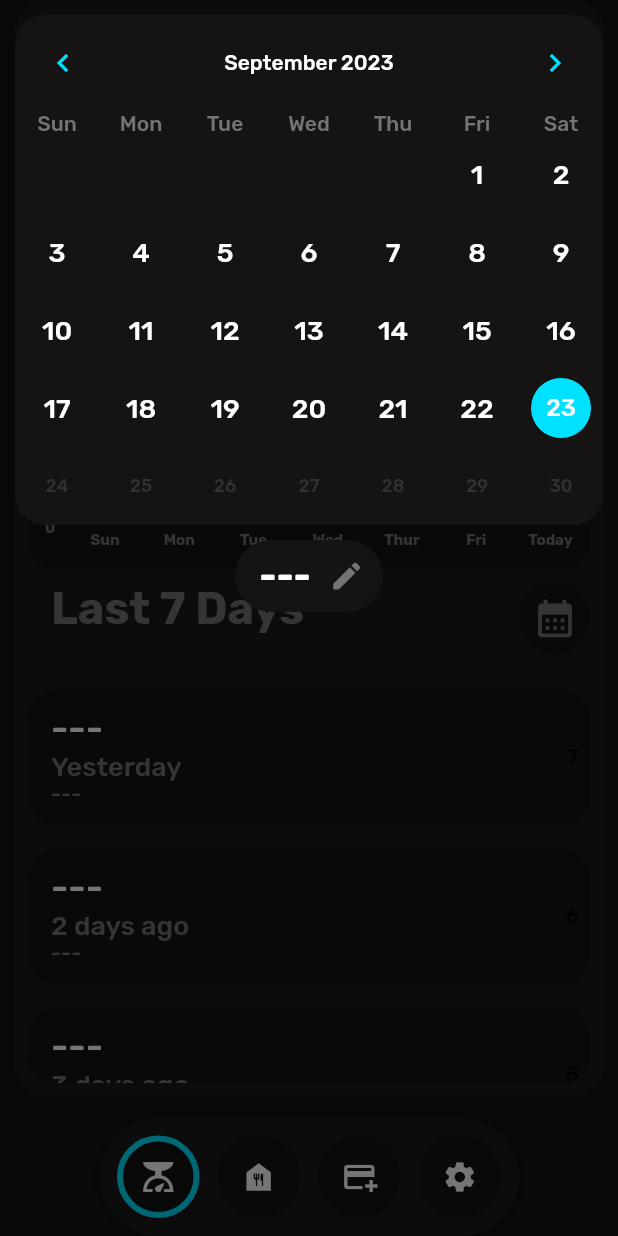
After one commit to GregPeroutka/HealthJournalApp, a Flutter app: the screen it shows once a user with an empty profile is signed in, after a tap on the "calendar month" icon, on a phone screen of 412 x 824 dp. The commit adds this screen. Run offline on Flutter 3.47's test engine with Material 2 defaults, Android fonts, the phone set to English and light mode, and no system bars; drawn by our look-alikes of fl_chart, table_calendar; our stand-ins replace cloud_firestore, firebase_auth, firebase_core; accounts and stored records are empty; generated files the repository leaves out were written again.

Commit message:
Finished Calendar - Converted most TimeStamps to DateTimes

```diff
--- a/lib/color_palette.dart
+++ b/lib/color_palette.dart
@@ -8,7 +8,7 @@ class ColorPalette {
   final Color highlight;
   final Color text;
   final Color hintText;
-
+  final Color disabledText;
   final BoxShadow primaryShadow;
 
   ColorPalette({
@@ -19,7 +19,8 @@ class ColorPalette {
     required this.highlight,
     required this.text,
     required this.hintText,
-    required this.primaryShadow
+    required this.disabledText,
+    required this.primaryShadow,
   });
 
   static ColorPalette darkColorPalette = ColorPalette(
@@ -27,10 +28,11 @@ class ColorPalette {
     primaryBackground: const Color.fromARGB(255, 21, 20, 19),
     secondaryBackground: const Color.fromARGB(255, 28, 27, 26),
     primary: const Color.fromARGB(255, 0, 225, 255),
-    secondary: Color.fromARGB(255, 0, 255, 191),
+    secondary: const Color.fromARGB(255, 0, 255, 191),
     highlight: const Color.fromARGB(255, 0, 225, 255),
     text: const Color.fromARGB(255, 255, 255, 255),
     hintText: const Color.fromARGB(255, 116, 116, 116),
+    disabledText: const Color.fromARGB(255, 50, 50, 50),
 
     primaryShadow: const BoxShadow(
       color: Color.fromARGB(0, 37, 37, 37),
--- a/lib/models/database_model.dart
+++ b/lib/models/database_model.dart
@@ -6,12 +6,11 @@ class DatabaseModel {
 
   static final _weightDataCollectionReference = FirebaseFirestore.instance.collection('user_data/weight_data/${FirebaseAuth.instance.currentUser!.uid}');
 
-  static Future<void> writeWeightData(WeightData weightData) async {
+  static Future<void> writeWeightData(DateTime dateTime, double weight) async {
 
-    return _weightDataCollectionReference.doc(weightData.id).set({
-      'Weight': weightData.weight,
-      'Note': weightData.note,
-      'TimeStamp': weightData.timestamp
+    return _weightDataCollectionReference.doc(dateTime.toString()).set({
+      'Weight': weight,
+      'TimeStamp': DateTime.timestamp()
     });
 
   }
@@ -23,8 +22,7 @@ class DatabaseModel {
     for (var element in weights.docs) {
       weightDataList.add(
         WeightData(
-          note: element.data()['Note'],
-          timestamp: element.data()['TimeStamp'],
+          dateTime: (element.data()['TimeStamp'] as Timestamp).toDate(),
           weight: element.data()['Weight'],
           id: element.id
         )
--- a/lib/types/database_types.dart
+++ b/lib/types/database_types.dart
@@ -1,12 +1,12 @@
-import 'package:cloud_firestore/cloud_firestore.dart';
-
 class WeightData {
 
-  String? note;
-  Timestamp timestamp;
+  DateTime dateTime;
   double weight;
-  bool isBlank;
   String id;
 
-  WeightData({required this.note, required this.timestamp, required this.weight, required this.id, this.isBlank = false});
+  WeightData({
+    required this.dateTime,
+    required this.weight,
+    required this.id,
+  });
 }
--- a/lib/view_models/weight_page_view_model.dart
+++ b/lib/view_models/weight_page_view_model.dart
@@ -1,4 +1,3 @@
-import 'package:cloud_firestore/cloud_firestore.dart';
 import 'package:flutter/material.dart';
 import 'package:my_health_journal/models/database_model.dart';
 import 'package:my_health_journal/types/database_types.dart';
@@ -18,7 +17,7 @@ class WeightPageViewModel {
 
     try {
       _todaysWeightData = _currentData.firstWhere((element) {
-        DateTime elementDateTime = element.timestamp.toDate();
+        DateTime elementDateTime = element.dateTime;
 
         return elementDateTime.year == curTime.year &&
           elementDateTime.month == curTime.month &&
@@ -31,34 +30,12 @@ class WeightPageViewModel {
   }
 
   static Future writeTodaysWeightData(double weight) async {
-    Timestamp curTimestamp = Timestamp.now();
-    WeightData todaysWeightData = WeightData(
-      note: '',
-      timestamp: curTimestamp,
-      weight: weight,
-      id: curTimestamp.toDate().toString()
-    );
-
-    await DatabaseModel.writeWeightData(todaysWeightData);
+    await DatabaseModel.writeWeightData(DateTime.now(), weight);
     await loadData();
   }
 
-  static Future overwriteWeightData(WeightData weightData, double newWeight) async {
-    weightData.weight = newWeight;
-
-    await DatabaseModel.writeWeightData(weightData);
-    await loadData();
-  }
-
-  static Future writeWeightData(Timestamp timestamp, double weight) async {
-    WeightData todaysWeightData = WeightData(
-      note: '',
-      timestamp: timestamp,
-      weight: weight,
-      id: timestamp.toDate().toString()
-    );
-
-    await DatabaseModel.writeWeightData(todaysWeightData);
+  static Future writeWeightData(DateTime dateTime, double weight) async {
+    await DatabaseModel.writeWeightData(dateTime, weight);
     await loadData();
   }
 
@@ -68,14 +45,13 @@ class WeightPageViewModel {
     List<WeightData?> curWeightData = List<WeightData?>.empty(growable: true);
 
     for (int i = n; i >= 0; i--) {
-      // get (today - i days)'s weight data
       Iterable<WeightData> it = _currentData.where((element) {
-        DateTime elementDateTime = element.timestamp.toDate();
+        DateTime elementDateTime = element.dateTime;
         DateTime compareDateTime = curTime.subtract(Duration(days: i));
 
         return elementDateTime.year == compareDateTime.year &&
-            elementDateTime.month == compareDateTime.month &&
-            elementDateTime.day == compareDateTime.day;
+          elementDateTime.month == compareDateTime.month &&
+          elementDateTime.day == compareDateTime.day;
       });
 
       if (it.isNotEmpty) {
@@ -88,4 +64,22 @@ class WeightPageViewModel {
     return curWeightData;
   }
 
+  static WeightData? getWeightData(DateTime dateTime) {
+
+    for(WeightData? element in _currentData) {
+      if(element != null) {
+        DateTime elementDateTime = element.dateTime;
+
+        if(elementDateTime.day == dateTime.day &&
+            elementDateTime.month == dateTime.month &&
+            elementDateTime.year == dateTime.year) {
+
+          return element;
+        }
+      }
+    }
+
+    return null;
+  }
+
 }
--- /dev/null
+++ b/lib/views/pages/weight_page/calendar_dialog.dart
@@ -0,0 +1,180 @@
+import 'package:cloud_firestore/cloud_firestore.dart';
+import 'package:flutter/material.dart';
+import 'package:my_health_journal/color_palette.dart';
+import 'package:my_health_journal/types/database_types.dart';
+import 'package:my_health_journal/view_models/weight_page_view_model.dart';
+import 'package:my_health_journal/views/pages/weight_page/weight_dialog.dart';
+import 'package:table_calendar/table_calendar.dart';
+
+class CalendarDialog extends StatefulWidget{
+  final Function onDone;
+  const CalendarDialog({
+    super.key,
+    required this.onDone
+  });
+
+  @override
+  State<StatefulWidget> createState() => _CalendarDialog();
+}
+
+class _CalendarDialog extends State<CalendarDialog> {
+  final double _borderRadius = 20;
+
+  DateTime _selectedDay = DateTime.now();
+  DateTime _focusedDay = DateTime.now();
+
+  WeightData? _selectedWeightData;
+
+  final TextStyle _titleTextStyle = TextStyle(color: ColorPalette.currentColorPalette.text);
+  final TextStyle _weekdayTextStyle = TextStyle(color: ColorPalette.currentColorPalette.hintText);
+  final TextStyle _selectableDayTextStyle = TextStyle(fontSize: 18, color: ColorPalette.currentColorPalette.text);
+  final TextStyle _unselectableDayTextStyle = TextStyle(fontSize: 12, color: ColorPalette.currentColorPalette.disabledText);
+
+  final TextEditingController _editWeightController = TextEditingController();
+
+  @override
+  Widget build(BuildContext context) {
+    _selectedWeightData = WeightPageViewModel.getWeightData(_selectedDay);
+
+    return SafeArea(
+      child: Align(
+        alignment: Alignment.topCenter,
+        child: Padding(
+          padding: const EdgeInsets.all(10),
+          child: Column(
+            children: [
+              Container(
+                decoration: BoxDecoration(
+                  color: ColorPalette.currentColorPalette.primaryBackground,
+                  borderRadius: BorderRadius.circular(_borderRadius)
+                ),
+
+                child: TableCalendar(
+                  focusedDay: _focusedDay,
+                  firstDay: DateTime.now().subtract(const Duration(days: 365)),
+                  lastDay: DateTime.now(),
+
+                  headerStyle: HeaderStyle(
+                    titleCentered: true,
+                    formatButtonVisible: false,
+                    titleTextStyle: _titleTextStyle,
+                    leftChevronIcon: Icon(
+                      Icons.chevron_left,
+                      color: ColorPalette.currentColorPalette.primary),
+                    rightChevronIcon: Icon(
+                      Icons.chevron_right,
+                      color: ColorPalette.currentColorPalette.primary)
+                    ),
+                  daysOfWeekStyle: DaysOfWeekStyle(
+                    weekdayStyle: _weekdayTextStyle,
+                    weekendStyle: _weekdayTextStyle
+                  ),
+                  calendarStyle: CalendarStyle(
+                    isTodayHighlighted: false,
+                    outsideDaysVisible: false,
+                    selectedDecoration: BoxDecoration(
+                      color: ColorPalette.currentColorPalette.primary,
+                      shape: BoxShape.circle
+                    ),
+                    defaultTextStyle: _selectableDayTextStyle,
+                    weekendTextStyle: _selectableDayTextStyle,
+                    disabledTextStyle: _unselectableDayTextStyle,
+                  ),
+
+                  selectedDayPredicate: (day) {
+                    return isSameDay(_selectedDay, day);
+                  },
+                  onDaySelected: (selectedDay, focusedDay) {
+                    setState(() {
+                      _selectedDay = selectedDay;
+                      _focusedDay = focusedDay;
+                      _selectedWeightData = WeightPageViewModel.getWeightData(selectedDay);
+                    });
+                  },
+
+                  calendarBuilders: CalendarBuilders(
+                    markerBuilder: (context, day, focusedDay) {
+                      if(WeightPageViewModel.getWeightData(day) != null) {
+                        return Icon(
+                          Icons.circle,
+                          color: ColorPalette.currentColorPalette.hintText,
+                          size: 10,
+                        );
+                      }
+                      return null;
+                    },
+                  ),
+
+                )
+              ),
+
+              Container(
+                clipBehavior: Clip.hardEdge,
+                margin: const EdgeInsets.only(top: 10),
+                decoration: BoxDecoration(
+                  color: ColorPalette.currentColorPalette.primaryBackground,
+                  borderRadius: BorderRadius.circular(1000)
+                ),
+                child: Row(
+                  mainAxisSize: MainAxisSize.min,
+                  children: [
+                    Padding(
+                      padding: const EdgeInsets.only(left: 16),
+                      child: Text(
+                        _selectedWeightData != null
+                          ? '${_selectedWeightData!.weight.toString()} lbs'
+                          : '---',
+                        style: TextStyle(
+                          color: ColorPalette.currentColorPalette.text,
+                          fontSize: 24,
+                          fontWeight: FontWeight.bold
+                        ),
+                      ),
+                    ),
+                    Align(
+                      alignment: Alignment.center,
+                      child: Material(
+                        color: Colors.transparent,
+                        child: IconButton(
+                          onPressed: () {
+                            showDialog(
+                              context: context,
+                              builder: ((context) {
+                                _editWeightController.text = (_selectedWeightData != null)
+                                  ? _selectedWeightData!.weight.toString()
+                                  : '';
+                                return WeightDialog(
+                                  onDone: () {
+                                    setState(() {
+                                      if(_selectedWeightData != null) {
+                                        WeightPageViewModel.writeWeightData(_selectedWeightData!.dateTime, double.parse(_editWeightController.text));
+                                      } else {
+                                        WeightPageViewModel.writeWeightData(_selectedDay, double.parse(_editWeightController.text));
+                                      }
+                                      _selectedWeightData = WeightPageViewModel.getWeightData(_selectedDay);
+                                    });
+                                    widget.onDone();
+                                    Navigator.of(context).pop();
+                                  },
+                                  textEditingController: _editWeightController
+                                );
+                              })
+                            );
+                          },
+                          icon: Icon(
+                            Icons.edit,
+                            color: ColorPalette.currentColorPalette.hintText,
+                          ),
+                        ),
+                      ),
+                    ),
+                  ],
+                ),
+              )
+            ],
+          ),
+        ),
+      ),
+    );
+  }
+}
--- a/lib/views/pages/weight_page/weight_graph.dart
+++ b/lib/views/pages/weight_page/weight_graph.dart
@@ -121,7 +121,7 @@ class _WeightGraphState extends State<WeightGraph> {
         for(WeightData? element in WeightPageViewModel.currentData) {
           if(element == null) continue;
 
-          int tempDays = Timestamp.now().toDate().difference(element.timestamp.toDate()).inDays;
+          int tempDays = Timestamp.now().toDate().difference(element.dateTime).inDays;
           if(tempDays > days) {
             days = tempDays;
           }
@@ -335,7 +335,7 @@ class _WeightGraphState extends State<WeightGraph> {
             ),
             children: [
               TextSpan(
-                text: _allTimeFormatter.format(curData.timestamp.toDate()),
+                text: _allTimeFormatter.format(curData.dateTime),
                 style: TextStyle(
                   color: ColorPalette.currentColorPalette.hintText
                 )
--- a/lib/views/pages/weight_page/weight_page.dart
+++ b/lib/views/pages/weight_page/weight_page.dart
@@ -5,8 +5,10 @@ import 'package:my_health_journal/color_palette.dart';
 import 'package:my_health_journal/types/database_types.dart';
 import 'package:my_health_journal/types/weight_types.dart';
 import 'package:my_health_journal/view_models/weight_page_view_model.dart';
+import 'package:my_health_journal/views/pages/weight_page/calendar_dialog.dart';
 import 'package:my_health_journal/views/pages/weight_page/weight_dialog.dart';
 import 'package:my_health_journal/views/pages/weight_page/weight_graph.dart';
+
 
 class WeightPage extends StatefulWidget {
   const WeightPage({super.key});
@@ -134,7 +136,7 @@ class _WeightPageState extends State<WeightPage> {
                           try {
                             double curWeight = double.parse(weightTextController.text);
                             if(todaysWeightData != null && todaysWeightData!.weight != curWeight) {
-                              WeightPageViewModel.overwriteWeightData(todaysWeightData!, curWeight).then((value) => {
+                              WeightPageViewModel.writeWeightData(todaysWeightData!.dateTime, curWeight).then((value) => {
                                 setState(() {
                                   Navigator.of(context).pop();
                                 })
@@ -322,12 +324,25 @@ class _WeightPageState extends State<WeightPage> {
                 iconSize: 30,
                 color: ColorPalette.currentColorPalette.hintText,
                 icon: const Icon(Icons.calendar_month),
-                onPressed: () {},
+                onPressed: _openCalendarDialog,
               ),
             ),
           )
         )
       ]
+    );
+  }
+
+  void _openCalendarDialog() {
+    showDialog(
+      context: context,
+      builder: (context) {
+        return CalendarDialog(
+          onDone: () {
+            setState(() {});
+          },
+        );
+      }
     );
   }
 
@@ -379,11 +394,9 @@ class _WeightPageState extends State<WeightPage> {
                   onDone: () {
                     try {
                       double curWeight = double.parse(weightTextController.text);
-
                       if(data == null) {
 
-                        // Writes WeightData for today minus 'index + 1' amount of days
-                        WeightPageViewModel.writeWeightData(Timestamp.fromDate(Timestamp.now().toDate().subtract(Duration(days: index + 1))), curWeight).then((value) => {
+                        WeightPageViewModel.writeWeightData(DateTime.now().subtract(Duration(days: historyCount - index + 1 )), curWeight).then((value) => {
                           setState(() {
                             Navigator.of(context).pop();
                           })
@@ -392,7 +405,7 @@ class _WeightPageState extends State<WeightPage> {
                       } else {
 
                         if(data.weight != curWeight) {
-                          WeightPageViewModel.overwriteWeightData(data, curWeight).then((value) => {
+                          WeightPageViewModel.writeWeightData(data.dateTime, curWeight).then((value) => {
                             setState(() {
                               Navigator.of(context).pop();
                             }
@@ -402,7 +415,6 @@ class _WeightPageState extends State<WeightPage> {
                         }
 
                       }
-
                     } on FormatException catch (e) {
                       debugPrint(e.toString());
                     }
@@ -442,7 +454,7 @@ class _WeightPageState extends State<WeightPage> {
                       Text(
                         index == historyCount
                           ? 'Yesterday'
-                          : '${historyCount - index} days ago',
+                          : '${historyCount - index + 1} days ago',
                         style: TextStyle(
                           color: ColorPalette.currentColorPalette.hintText,
                           fontSize: 18,
@@ -452,7 +464,7 @@ class _WeightPageState extends State<WeightPage> {
                       Text(
                         data == null
                           ? '---'
-                          : DateFormat('EEEE, MMMM d').format(data.timestamp.toDate()),
+                          : DateFormat('EEEE, MMMM d').format(data.dateTime),
                         style: TextStyle(
                           color: ColorPalette.currentColorPalette.hintText,
                           fontSize: 14,
@@ -465,7 +477,7 @@ class _WeightPageState extends State<WeightPage> {
 
                 const Spacer(),
 
-                const Text('TEst')
+                Text('$index')
               ],
             ),
           ),
--- a/pubspec.yaml
+++ b/pubspec.yaml
@@ -14,6 +14,7 @@ dependencies:
   cloud_firestore: ^4.8.4
   intl: ^0.18.1
   fl_chart: ^0.63.0
+  table_calendar: ^3.0.9
 
 dev_dependencies:
   flutter_test:
```
Also changed, not shown: pubspec.lock.
